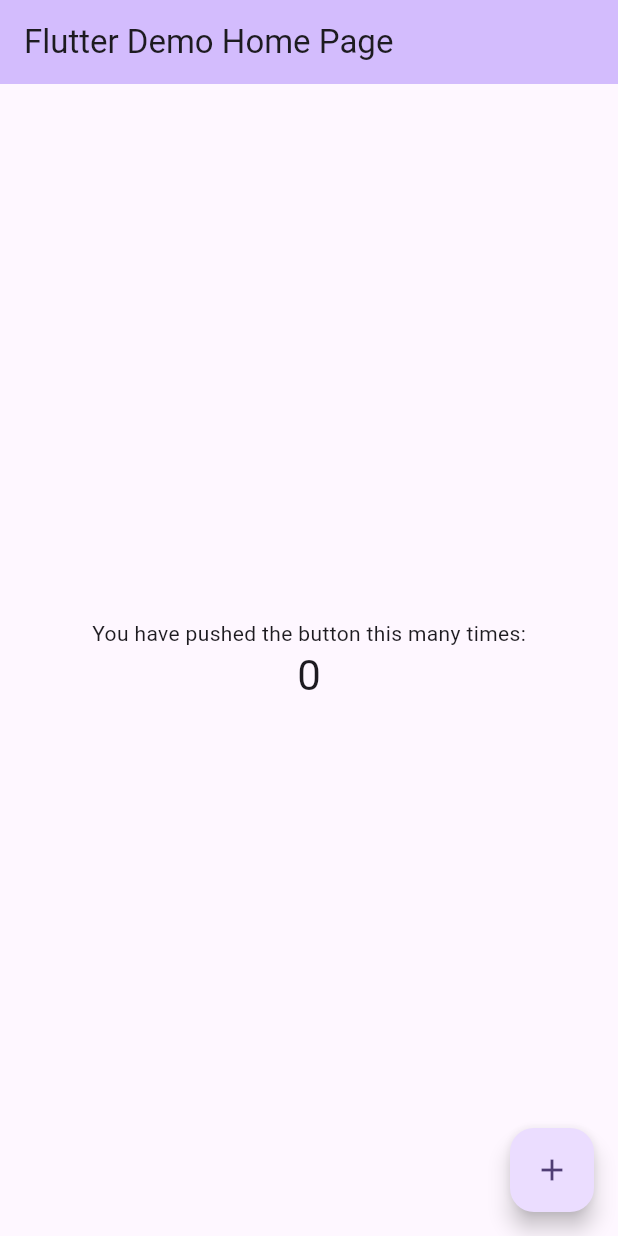
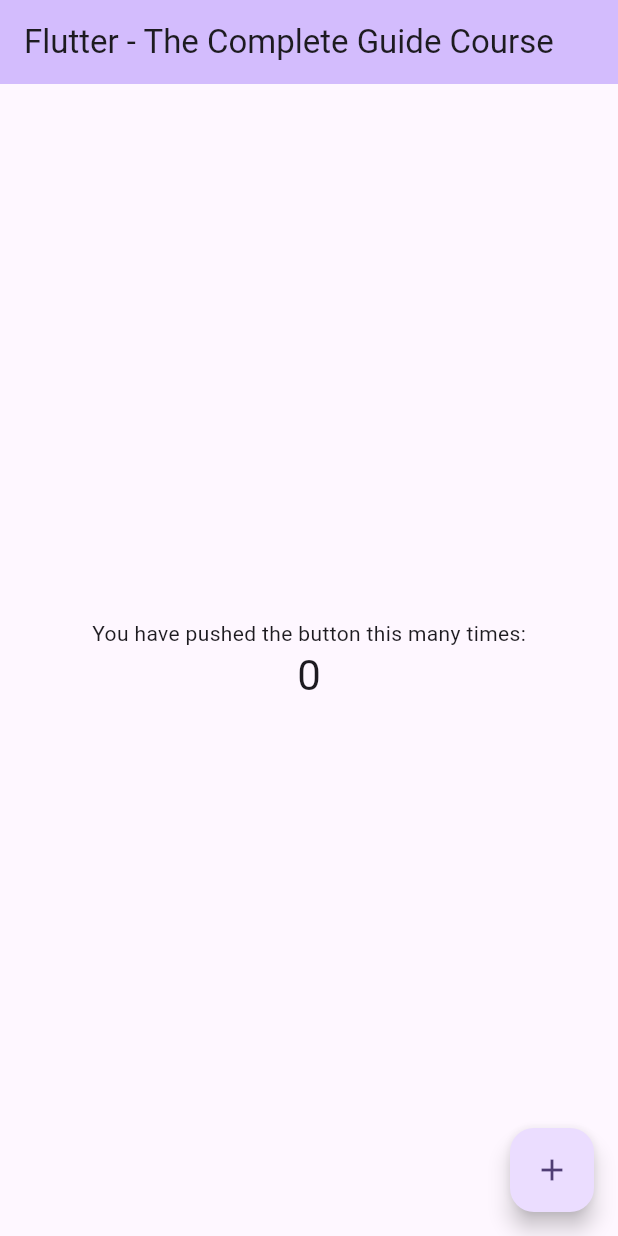
Before and after one commit to Fhernd/Flutter-Learn, a Flutter app: the screen it shows after launch, on a phone screen of 412 x 824 dp. Run offline on Flutter 3.47's test engine with Material 3 defaults, Android fonts, the phone set to English and light mode, and no system bars.

Commit message:
Cambio del título de la aplicación

```diff
--- a/First_App/lib/main.dart
+++ b/First_App/lib/main.dart
@@ -11,7 +11,7 @@ class MyApp extends StatelessWidget {
   @override
   Widget build(BuildContext context) {
     return MaterialApp(
-      title: 'Flutter Demo',
+      title: 'Flutter - The Complete Guide Course',
       theme: ThemeData(
         // This is the theme of your application.
         //
@@ -31,7 +31,7 @@ class MyApp extends StatelessWidget {
         colorScheme: ColorScheme.fromSeed(seedColor: Colors.deepPurple),
         useMaterial3: true,
       ),
-      home: const MyHomePage(title: 'Flutter Demo Home Page'),
+      home: const MyHomePage(title: 'Flutter - The Complete Guide Course'),
     );
   }
 }
```
